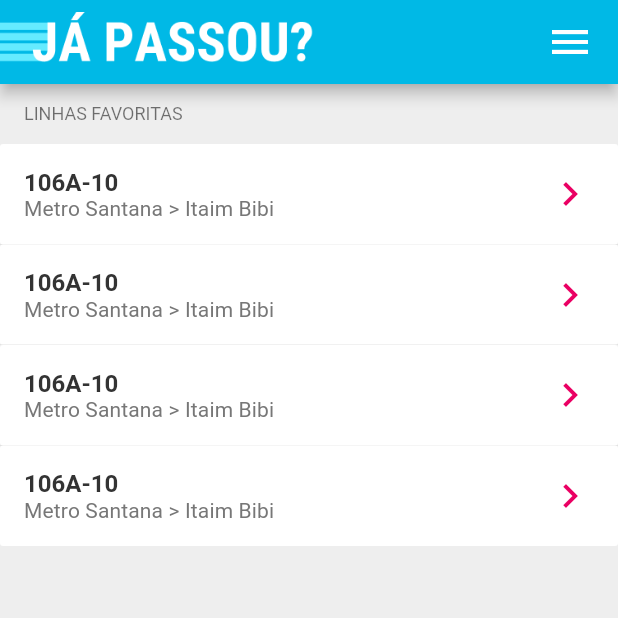
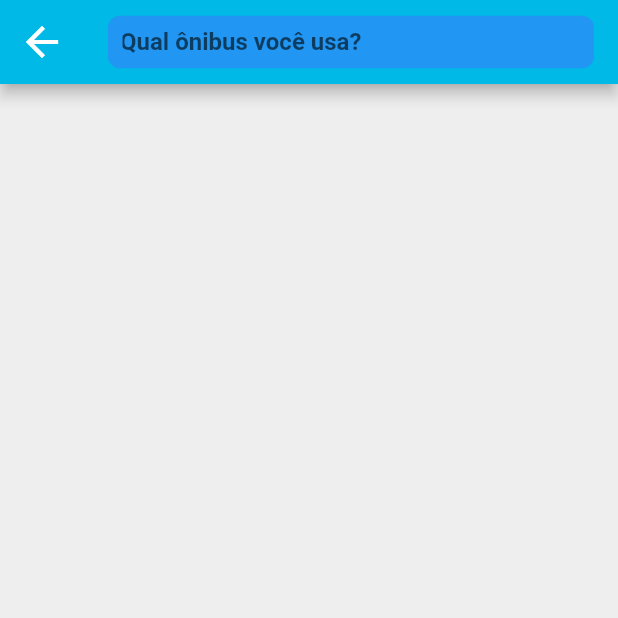
Before and after one commit to luizpauloprado/japassou, a Flutter app: the screen it shows after launch, after a tap on the "menu" icon, on a phone screen of 412 x 824 dp, the top half of it. Run offline on Flutter 3.47's test engine with Material 2 defaults, Android fonts, the phone set to English and light mode, and no system bars.

Commit message:
Add navigation and search screen

```diff
--- a/ja_passou/lib/screens/home/home.dart
+++ b/ja_passou/lib/screens/home/home.dart
@@ -1,4 +1,5 @@
 import 'package:flutter/material.dart';
+import 'package:ja_passou/screens/search/search.dart';
 import 'package:ja_passou/widgets/custom_list_section.dart';
 import 'package:ja_passou/widgets/custom_list_tile.dart';
 import 'package:ja_passou/widgets/custom_list_view.dart';
@@ -24,29 +25,22 @@ class HomeScreen extends StatelessWidget {
                 color: Colors.white,
                 size: 32.0,
               ),
-              onPressed: () {},
+              onPressed: () {
+                Navigator.push(
+                  context,
+                  MaterialPageRoute(builder: (context) => SearchScreen()),
+                );
+              },
             ),
           ),
         ],
       ),
       body: CustomListView(items: [
         SectionItem(title: "LINHAS FAVORITAS"),
-        TileItem(
-          title: "106A-10",
-          subtitle: "Metro Santana > Itaim Bibi"
-        ),
-        TileItem(
-          title: "106A-10",
-          subtitle: "Metro Santana > Itaim Bibi"
-        ),
-        TileItem(
-          title: "106A-10",
-          subtitle: "Metro Santana > Itaim Bibi"
-        ),
-        TileItem(
-          title: "106A-10",
-          subtitle: "Metro Santana > Itaim Bibi"
-        ),
+        TileItem(title: "106A-10", subtitle: "Metro Santana > Itaim Bibi"),
+        TileItem(title: "106A-10", subtitle: "Metro Santana > Itaim Bibi"),
+        TileItem(title: "106A-10", subtitle: "Metro Santana > Itaim Bibi"),
+        TileItem(title: "106A-10", subtitle: "Metro Santana > Itaim Bibi"),
       ]),
       // floatingActionButton: FloatingActionButton(
       //   child: Icon(Icons.search),
--- /dev/null
+++ b/ja_passou/lib/screens/search/search.dart
@@ -0,0 +1,51 @@
+import 'package:flutter/material.dart';
+
+class SearchScreen extends StatefulWidget {
+  SearchScreen({Key key}) : super(key: key);
+
+  @override
+  _SearchScreenState createState() => _SearchScreenState();
+}
+
+class _SearchScreenState extends State<SearchScreen> {
+  @override
+  Widget build(BuildContext context) {
+    return Scaffold(
+      appBar: AppBar(
+        leading: IconButton(
+          icon: Icon(
+            Icons.arrow_back,
+            color: Colors.white,
+            size: 32.0,
+          ),
+          onPressed: () {
+            Navigator.pop(context);
+          },
+        ),
+        title: Container(
+          // height: 40.0,
+          child: TextField(
+            autocorrect: false,
+            enableSuggestions: false,
+            autofocus: true,
+            decoration: InputDecoration(
+              fillColor: Colors.blue,
+              filled: true,
+              hasFloatingPlaceholder: false,
+              hintText: "Qual ônibus você usa?",
+              isDense: true,
+              contentPadding: EdgeInsets.all(8),
+              border: OutlineInputBorder(
+              borderRadius: BorderRadius.circular(8.0),
+              borderSide: BorderSide(
+                  width: 0,
+                  style: BorderStyle.none,
+              ),
+          ),
+            ),
+          ),
+        ),
+      ),
+    );
+  }
+}
```
